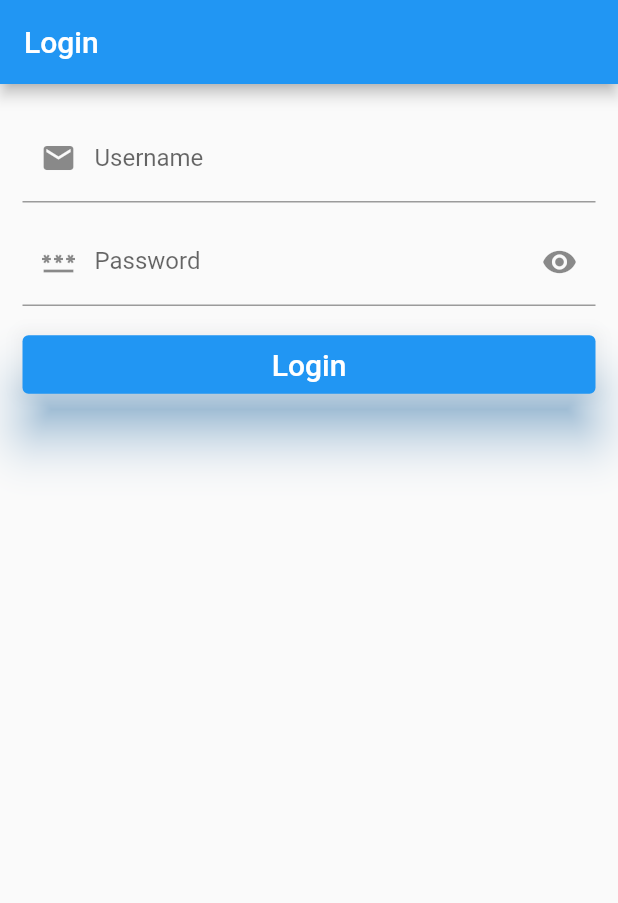
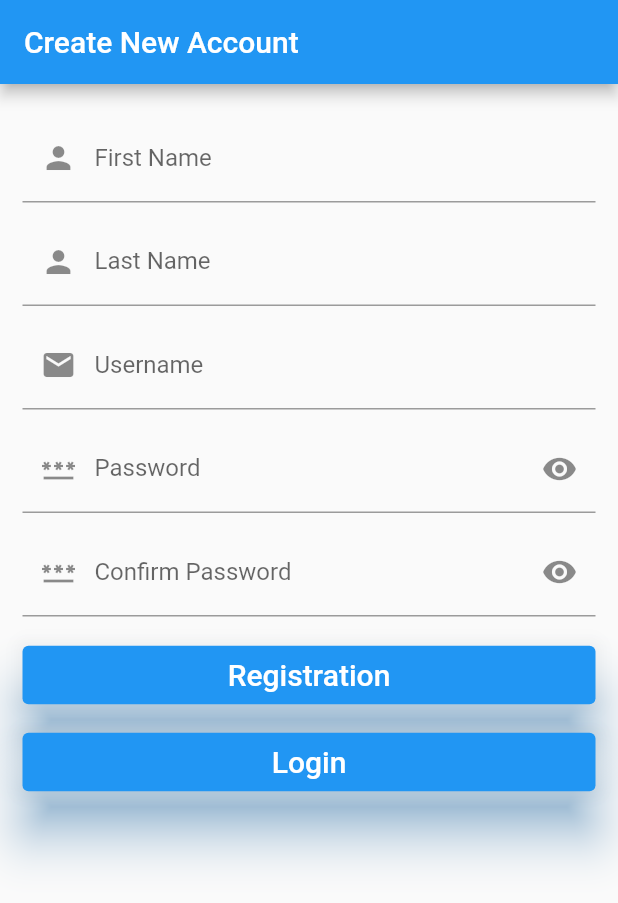
Before and after one commit to partho-debnath/flutter-django-crud-authentication, a Flutter app: the screen it shows after launch, on a phone screen of 412 x 824 dp. Shown: the top 903 px of the screen. Run offline on Flutter 3.47's test engine with Material 2 defaults, Android fonts, the phone set to English and light mode, and no system bars; accounts and stored records are empty.

Commit message:
fixed backend bug and add flutter registration option

```diff
--- a/fluttercrud/lib/main.dart
+++ b/fluttercrud/lib/main.dart
@@ -5,6 +5,7 @@ import './providers/task_provider.dart';
 
 import './screens/login_screen.dart';
 import './screens/list_screen.dart';
+import './screens/registration_screen.dart';
 
 void main() {
   runApp(const MyApp());
@@ -24,10 +25,11 @@ class MyApp extends StatelessWidget {
       child: MaterialApp(
         debugShowCheckedModeBanner: false,
         title: 'Django-Flutter',
-        initialRoute: LoginScreen.routeName,
+        initialRoute: RegistrationScreen.routeName,
         routes: {
           LoginScreen.routeName: (cntxt) => const LoginScreen(),
           ListScreen.routeName: (cntxt) => const ListScreen(),
+          RegistrationScreen.routeName: (cntxt) => const RegistrationScreen(),
         },
       ),
     );
--- a/fluttercrud/lib/screens/login_screen.dart
+++ b/fluttercrud/lib/screens/login_screen.dart
@@ -4,6 +4,7 @@ import 'package:provider/provider.dart';
 import './list_screen.dart';
 
 import '../providers/task_provider.dart';
+import './registration_screen.dart';
 
 class LoginScreen extends StatefulWidget {
   static const String routeName = '/login-screen';
@@ -37,7 +38,7 @@ class _LoginScreenState extends State<LoginScreen> {
     TaskProvider userProvider =
         Provider.of<TaskProvider>(context, listen: false);
     var responce =
-        userProvider.loginUser(_username as String, _password as String);
+        userProvider.loginUser(_username as String, _password!.trim());
     responce.then((value) {
       if (value != null) {
         setState(() {
@@ -46,10 +47,29 @@ class _LoginScreenState extends State<LoginScreen> {
       } else {
         _errorMessage = null;
         Provider.of<TaskProvider>(context, listen: false).fetchTask();
-
         Navigator.of(context).pushReplacementNamed(ListScreen.routeName);
       }
     });
+  }
+
+  Widget buildButton(String buttonText, VoidCallback onSubmit) {
+    return SizedBox(
+      width: MediaQuery.of(context).size.width * 0.93,
+      child: ElevatedButton(
+        style: ElevatedButton.styleFrom(
+          shadowColor: Colors.blue,
+          elevation: 15,
+          padding: const EdgeInsets.symmetric(vertical: 8),
+        ),
+        onPressed: onSubmit,
+        child: Text(
+          buttonText,
+          style: const TextStyle(
+            fontSize: 20,
+          ),
+        ),
+      ),
+    );
   }
 
   @override
@@ -58,7 +78,8 @@ class _LoginScreenState extends State<LoginScreen> {
       appBar: AppBar(
         title: const Text('Login'),
       ),
-      body: Padding(
+      body: SingleChildScrollView(
+        child: Padding(
           padding: const EdgeInsets.symmetric(vertical: 20, horizontal: 15),
           child: Column(
             children: <Widget>[
@@ -121,26 +142,16 @@ class _LoginScreenState extends State<LoginScreen> {
                 ),
               ),
               const SizedBox(height: 15),
-            SizedBox(
-              width: MediaQuery.of(context).size.width * 0.93,
-              child: ElevatedButton(
-                style: ElevatedButton.styleFrom(
-                  shadowColor: Colors.blue,
-                  elevation: 15,
-                  padding: const EdgeInsets.symmetric(vertical: 8),
+              buildButton('Login', () {
+                submitForm();
+              }),
+              const SizedBox(height: 10),
+              buildButton('Registration', () {
+                Navigator.of(context)
+                    .pushReplacementNamed(RegistrationScreen.routeName);
+              }),
+            ],
           ),
-                onPressed: () {
-                  submitForm();
-                },
-                child: const Text(
-                  'Login',
-                  style: TextStyle(
-                    fontSize: 20,
-                  ),
-                ),
-              ),
-            ),
-          ],
         ),
       ),
     );
--- /dev/null
+++ b/fluttercrud/lib/screens/registration_screen.dart
@@ -0,0 +1,249 @@
+import 'package:flutter/material.dart';
+import 'package:provider/provider.dart';
+
+import '../providers/task_provider.dart';
+import './list_screen.dart';
+import './login_screen.dart';
+
+class RegistrationScreen extends StatefulWidget {
+  static const String routeName = "/registration-screen";
+  const RegistrationScreen({super.key});
+
+  @override
+  State<RegistrationScreen> createState() => _RegistrationScreenState();
+}
+
+class _RegistrationScreenState extends State<RegistrationScreen> {
+  GlobalKey<FormState> _form = GlobalKey<FormState>();
+  TextEditingController? _passwordController;
+  FocusNode? _confirmPasswordFocusNode;
+  bool _passwordVisibilityOff = true;
+  String? _username;
+  String? _firstName, _lastName;
+  String? _password;
+  String? _errorMessage;
+
+  @override
+  void initState() {
+    _passwordController = TextEditingController();
+    _confirmPasswordFocusNode = FocusNode();
+    super.initState();
+  }
+
+  @override
+  void dispose() {
+    _passwordController!.dispose();
+    _confirmPasswordFocusNode!.dispose();
+    super.dispose();
+  }
+
+  bool _isValid() {
+    if (_form.currentState!.validate() == false) {
+      return false;
+    }
+    return true;
+  }
+
+  void submitForm() {
+    if (_isValid() == false) {
+      return;
+    }
+
+    _form.currentState!.save();
+    TaskProvider userProvider =
+        Provider.of<TaskProvider>(context, listen: false);
+    var responce = userProvider.createNewUser(_firstName.toString(),
+        _lastName.toString(), _username as String, _password!.trim());
+    responce.then((value) {
+      if (value != null) {
+        ScaffoldMessenger.of(context).clearSnackBars();
+        ScaffoldMessenger.of(context).showSnackBar(SnackBar(
+          content: Text(value),
+          duration: const Duration(seconds: 5),
+        ));
+      } else {
+        _errorMessage = null;
+        Provider.of<TaskProvider>(context, listen: false).fetchTask();
+
+        Navigator.of(context).pushReplacementNamed(ListScreen.routeName);
+      }
+    });
+  }
+
+  Widget buildButton(String buttonText, VoidCallback onSubmit) {
+    return SizedBox(
+      width: MediaQuery.of(context).size.width * 0.93,
+      child: ElevatedButton(
+        style: ElevatedButton.styleFrom(
+          shadowColor: Colors.blue,
+          elevation: 15,
+          padding: const EdgeInsets.symmetric(vertical: 8),
+        ),
+        onPressed: onSubmit,
+        child: Text(
+          buttonText,
+          style: const TextStyle(
+            fontSize: 20,
+          ),
+        ),
+      ),
+    );
+  }
+
+  @override
+  Widget build(BuildContext context) {
+    return Scaffold(
+      appBar: AppBar(
+        title: const Text('Create New Account'),
+      ),
+      body: SingleChildScrollView(
+        child: Padding(
+          padding: const EdgeInsets.symmetric(vertical: 20, horizontal: 15),
+          child: Column(
+            children: <Widget>[
+              Form(
+                key: _form,
+                child: Column(
+                  children: <Widget>[
+                    TextFormField(
+                      decoration: const InputDecoration(
+                        prefixIcon: Icon(Icons.person),
+                        labelText: 'First Name',
+                      ),
+                      keyboardType: TextInputType.text,
+                      textInputAction: TextInputAction.next,
+                      validator: (value) {
+                        if (value == null || value.isEmpty == true) {
+                          return 'Enter your First Name';
+                        }
+                        return null;
+                      },
+                      onSaved: (value) {
+                        _firstName = value;
+                      },
+                    ),
+                    const SizedBox(height: 10),
+                    TextFormField(
+                      decoration: const InputDecoration(
+                        prefixIcon: Icon(Icons.person),
+                        labelText: 'Last Name',
+                      ),
+                      keyboardType: TextInputType.text,
+                      textInputAction: TextInputAction.next,
+                      validator: (value) {
+                        if (value == null || value.isEmpty == true) {
+                          return 'Enter your Last Name';
+                        }
+                        return null;
+                      },
+                      onSaved: (value) {
+                        _lastName = value;
+                      },
+                    ),
+                    const SizedBox(height: 10),
+                    TextFormField(
+                      decoration: InputDecoration(
+                        prefixIcon: const Icon(Icons.email),
+                        labelText: 'Username',
+                        errorText: _errorMessage,
+                      ),
+                      keyboardType: TextInputType.emailAddress,
+                      textInputAction: TextInputAction.next,
+                      validator: (value) {
+                        if (value == null || value.isEmpty == true) {
+                          return 'Enter your Username';
+                        }
+                        return null;
+                      },
+                      onSaved: (value) {
+                        _username = value;
+                      },
+                    ),
+                    const SizedBox(height: 10),
+                    TextFormField(
+                      obscureText: _passwordVisibilityOff,
+                      controller: _passwordController,
+                      decoration: InputDecoration(
+                        prefixIcon: const Icon(Icons.password),
+                        labelText: 'Password',
+                        suffixIcon: IconButton(
+                          onPressed: () {
+                            setState(() {
+                              _passwordVisibilityOff = !_passwordVisibilityOff;
+                            });
+                          },
+                          icon: Icon(_passwordVisibilityOff == true
+                              ? Icons.visibility
+                              : Icons.visibility_off),
+                        ),
+                        errorText: _errorMessage,
+                      ),
+                      keyboardType: TextInputType.text,
+                      textInputAction: TextInputAction.next,
+                      validator: (value) {
+                        if (value == null || value.isEmpty == true) {
+                          return 'Enter your Password';
+                        }
+                        return null;
+                      },
+                      onEditingComplete: () {
+                        FocusScope.of(context)
+                            .requestFocus(_confirmPasswordFocusNode);
+                      },
+                    ),
+                    const SizedBox(height: 10),
+                    TextFormField(
+                      obscureText: _passwordVisibilityOff,
+                      focusNode: _confirmPasswordFocusNode,
+                      decoration: InputDecoration(
+                        prefixIcon: const Icon(Icons.password),
+                        labelText: 'Confirm Password',
+                        suffixIcon: IconButton(
+                          onPressed: () {
+                            setState(() {
+                              _passwordVisibilityOff = !_passwordVisibilityOff;
+                            });
+                          },
+                          icon: Icon(_passwordVisibilityOff == true
+                              ? Icons.visibility
+                              : Icons.visibility_off),
+                        ),
+                        errorText: _errorMessage,
+                      ),
+                      keyboardType: TextInputType.text,
+                      textInputAction: TextInputAction.done,
+                      validator: (value) {
+                        if (value == null || value.isEmpty == true) {
+                          return 'Enter Confirm Password';
+                        } else if (_passwordController!.text.trim() !=
+                            value.trim()) {
+                          return 'Password and Confirm Password must be the same.';
+                        }
+                        return null;
+                      },
+                      onEditingComplete: () {
+                        _isValid();
+                      },
+                      onSaved: (value) {
+                        _password = value;
+                      },
+                    )
+                  ],
+                ),
+              ),
+              const SizedBox(height: 15),
+              buildButton('Registration', () {
+                submitForm();
+              }),
+              const SizedBox(height: 10),
+              buildButton('Login', () {
+                Navigator.of(context)
+                    .pushReplacementNamed(LoginScreen.routeName);
+              })
+            ],
+          ),
+        ),
+      ),
+    );
+  }
+}
```
Also changed, not shown: fluttercrud/lib/providers/task_provider.dart (+55 -2 lines), 3 other files. Lines whose indentation alone changed are shown as unchanged.
